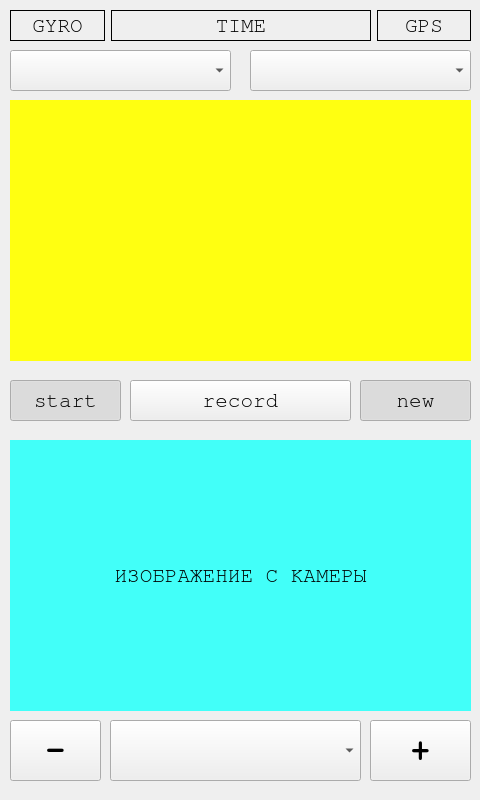
Above: main_window.ui from valvals/uv before the change. Below: the same form after it.
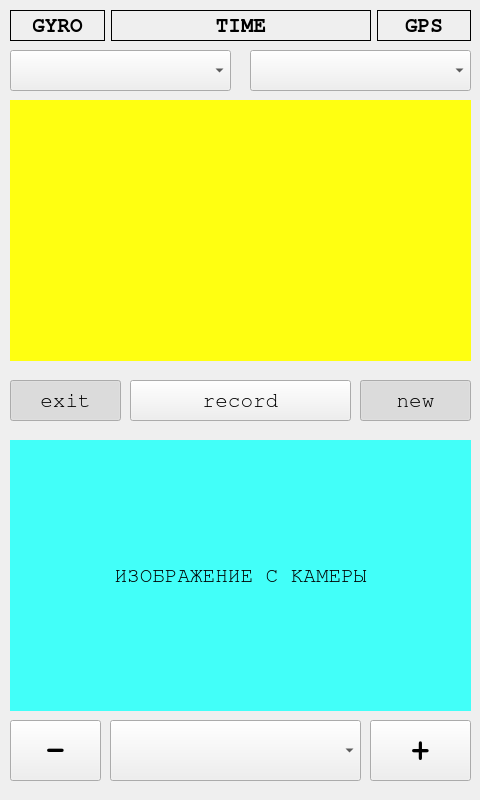
That is the form after the change. Custom widgets are drawn as their Qt base class.

Patch:
```diff
--- a/main_window.ui
+++ b/main_window.ui
@@ -72,7 +72,7 @@
      </rect>
     </property>
     <property name="text">
-     <string>start</string>
+     <string>exit</string>
     </property>
     <property name="checkable">
      <bool>true</bool>
@@ -183,6 +183,13 @@
     <layout class="QHBoxLayout" name="horizontalLayout">
      <item>
       <widget class="QLabel" name="label_gyroscope">
+       <property name="font">
+        <font>
+         <family>FreeMono</family>
+         <pointsize>16</pointsize>
+         <bold>true</bold>
+        </font>
+       </property>
        <property name="styleSheet">
         <string notr="true"/>
        </property>
@@ -205,6 +212,13 @@
          <height>0</height>
         </size>
        </property>
+       <property name="font">
+        <font>
+         <family>FreeMono</family>
+         <pointsize>16</pointsize>
+         <bold>true</bold>
+        </font>
+       </property>
        <property name="frameShape">
         <enum>QFrame::Box</enum>
        </property>
@@ -218,6 +232,13 @@
      </item>
      <item>
       <widget class="QLabel" name="label_gps">
+       <property name="font">
+        <font>
+         <family>FreeMono</family>
+         <pointsize>16</pointsize>
+         <bold>true</bold>
+        </font>
+       </property>
        <property name="frameShape">
         <enum>QFrame::Box</enum>
        </property>
```
